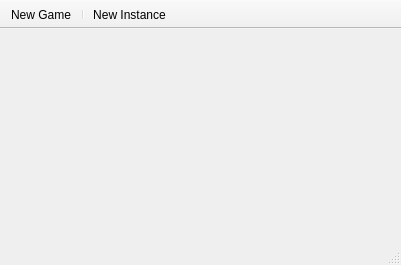
rykala/solitaire, file solitaire/src/gui/mainwindow.ui: the form before one commit.
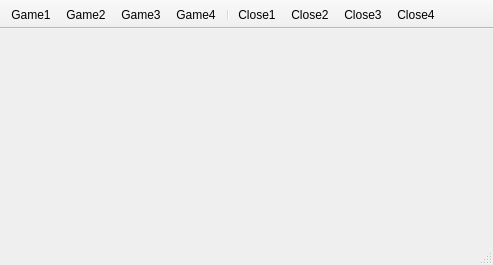
The form after the commit.

Commit message: GUI logic in gameBoard

Patch:
```diff
--- a/solitaire/src/gui/mainwindow.ui
+++ b/solitaire/src/gui/mainwindow.ui
@@ -6,7 +6,7 @@
    <rect>
     <x>0</x>
     <y>0</y>
-    <width>401</width>
+    <width>493</width>
     <height>265</height>
    </rect>
   </property>
@@ -22,7 +22,7 @@
     <rect>
      <x>0</x>
      <y>0</y>
-     <width>401</width>
+     <width>493</width>
      <height>20</height>
     </rect>
    </property>
@@ -47,23 +47,68 @@
    <attribute name="toolBarBreak">
     <bool>false</bool>
    </attribute>
-   <addaction name="actionNew_Game"/>
+   <addaction name="actionGame1"/>
+   <addaction name="actionGame2"/>
+   <addaction name="actionGame3"/>
+   <addaction name="actionGame4"/>
    <addaction name="separator"/>
-   <addaction name="actionNew_Instance"/>
+   <addaction name="actionClose1"/>
+   <addaction name="actionClose2"/>
+   <addaction name="actionClose3"/>
+   <addaction name="actionClose4"/>
   </widget>
   <widget class="QStatusBar" name="statusBar">
    <property name="enabled">
     <bool>false</bool>
    </property>
   </widget>
-  <action name="actionNew_Game">
+  <action name="actionGame1">
    <property name="text">
-    <string>New Game</string>
+    <string>Game1</string>
    </property>
   </action>
-  <action name="actionNew_Instance">
+  <action name="actionGame2">
    <property name="text">
-    <string>New Instance</string>
+    <string>Game2</string>
+   </property>
+  </action>
+  <action name="actionGame3">
+   <property name="text">
+    <string>Game3</string>
+   </property>
+  </action>
+  <action name="actionGame4">
+   <property name="text">
+    <string>Game4</string>
+   </property>
+   <property name="toolTip">
+    <string>Game4</string>
+   </property>
+  </action>
+  <action name="actionClose1">
+   <property name="text">
+    <string>Close1</string>
+   </property>
+  </action>
+  <action name="actionClose2">
+   <property name="text">
+    <string>Close2</string>
+   </property>
+  </action>
+  <action name="actionClose3">
+   <property name="text">
+    <string>Close3</string>
+   </property>
+   <property name="toolTip">
+    <string>Close3</string>
+   </property>
+  </action>
+  <action name="actionClose4">
+   <property name="text">
+    <string>Close4</string>
+   </property>
+   <property name="toolTip">
+    <string>Close4</string>
    </property>
   </action>
  </widget>
```
The commit also changes 19 other files.
